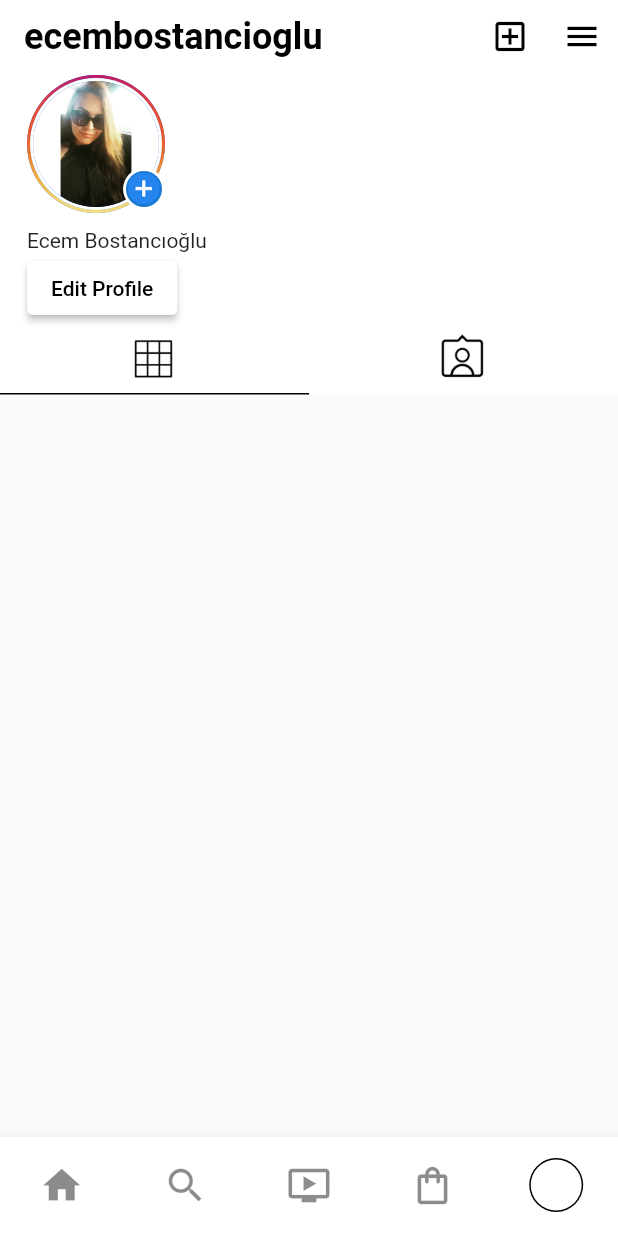
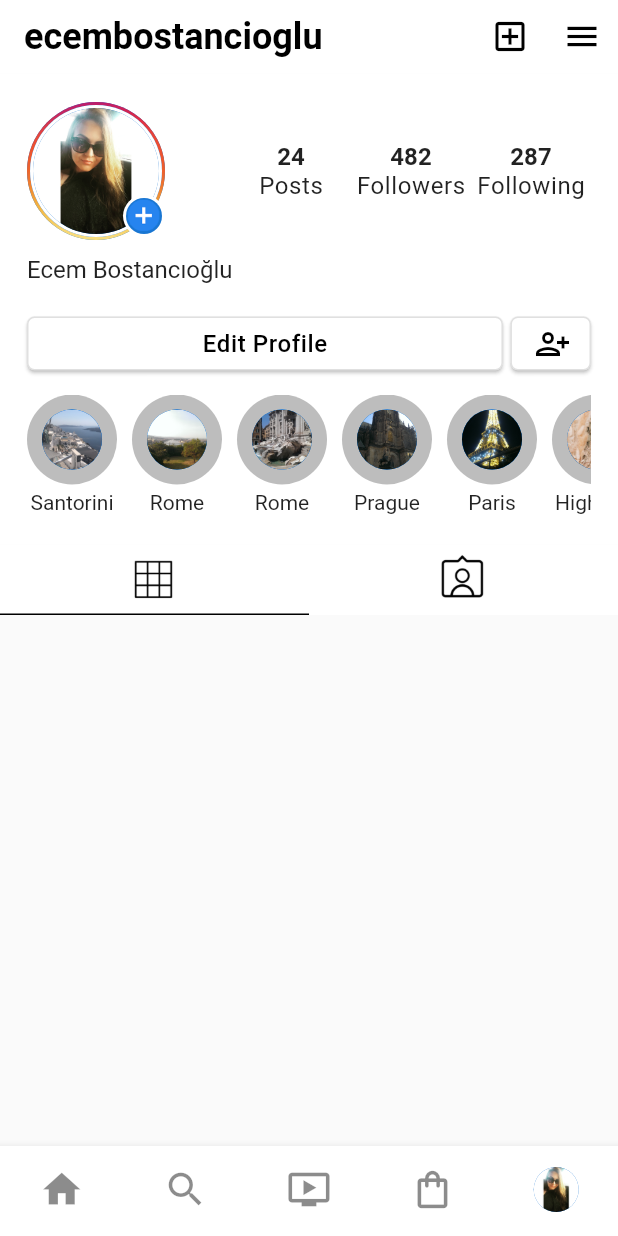
Before and after one commit to ecembostancioglu/instagram_ui, a Flutter app: the screen it shows after launch, item 5 of the bottom bar chosen, on a phone screen of 412 x 824 dp. Run offline on Flutter 3.47's test engine with Material 2 defaults, Android fonts, the phone set to English and light mode, and no system bars.

Commit message:
Completed Story Highlights in Profile Page

```diff
--- a/lib/constants/text_constants.dart
+++ b/lib/constants/text_constants.dart
@@ -33,6 +33,16 @@ class TextConstants{
   static const timeText6='1 week ago';
   static const profile_title='ecembostancioglu';
   static const post_no='24';
-  static const posts='Posts';
   static const editProfile='Edit Profile';
+  static const followers='Followers';
+  static const following='Following';
+  static const followers_num='482';
+  static const following_num='287';
+  static const post='Posts';
+  static const highlight='Highlight';
+  static const paris='Paris';
+  static const santorini='Santorini';
+  static const rome='Rome';
+  static const budapest='Budapest';
+  static const prague='Prague';
 }
--- /dev/null
+++ b/lib/model/story_highlights.dart
@@ -0,0 +1,24 @@
+import 'package:instagram_ui/constants/text_constants.dart';
+
+class StoryHighlights{
+  final String thumbnail;
+  final String title;
+
+  StoryHighlights({
+    required this.thumbnail,
+    required this.title
+});
+
+
+}  List<StoryHighlights> highlightsItem=[
+  StoryHighlights(thumbnail: 'assets/santorini.png', title: TextConstants.santorini),
+  StoryHighlights(thumbnail: 'assets/budapest.png', title: TextConstants.rome),
+  StoryHighlights(thumbnail: 'assets/rome_1.png', title: TextConstants.rome),
+  StoryHighlights(thumbnail: 'assets/prague.png', title: TextConstants.prague),
+  StoryHighlights(thumbnail: 'assets/paris.png', title: TextConstants.paris),
+  StoryHighlights(thumbnail: 'assets/h_6.png', title: TextConstants.highlight),
+  StoryHighlights(thumbnail: 'assets/h_7.png', title: TextConstants.highlight),
+  StoryHighlights(thumbnail: 'assets/h_8.png', title: TextConstants.highlight),
+  StoryHighlights(thumbnail: 'assets/h_9.png', title: TextConstants.highlight),
+  StoryHighlights(thumbnail: 'assets/h_10.png', title: TextConstants.highlight),
+];
--- a/lib/screens/home_page.dart
+++ b/lib/screens/home_page.dart
@@ -13,6 +13,7 @@ class HomePage extends StatefulWidget {
 class _HomePageState extends State<HomePage> {
 
   int _selectedIndex=0;
+
 
   static const TextStyle _style=
       TextStyle(fontSize: 30,fontWeight: FontWeight.bold);
@@ -38,7 +39,7 @@ class _HomePageState extends State<HomePage> {
        backgroundColor: ColorConstants.white,
        body: _widget.elementAt(_selectedIndex),
        bottomNavigationBar: BottomNavigationBar(
-        items: <BottomNavigationBarItem>[
+        items: const <BottomNavigationBarItem>[
           BottomNavigationBarItem(
             icon: Icon(Icons.home),
             label: TextConstants.home,
@@ -57,13 +58,9 @@ class _HomePageState extends State<HomePage> {
           ),
           BottomNavigationBarItem(
             icon: CircleAvatar(
-                radius: 15,
-            backgroundColor: ColorConstants.white,
-            backgroundImage:AssetImage('assets/profile.png')),
-              activeIcon:CircleAvatar(radius: 18,
-                  backgroundColor: ColorConstants.black,
-                  child: CircleAvatar(radius: 17,
-                      backgroundColor:ColorConstants.white)),
+              radius: 15,
+              backgroundImage:AssetImage('assets/myprofile.png')),
+            backgroundColor: Colors.black,
             label: TextConstants.profile,
           ),
         ],
--- a/lib/screens/my_profile.dart
+++ b/lib/screens/my_profile.dart
@@ -1,7 +1,7 @@
-
 import 'package:flutter/material.dart';
 import 'package:instagram_ui/constants/color_constants.dart';
 import 'package:instagram_ui/constants/text_constants.dart';
+import 'package:instagram_ui/model/story_highlights.dart';
 
 class MyProfilePage extends StatelessWidget {
   const MyProfilePage({Key? key}) : super(key: key);
@@ -76,17 +76,22 @@ class MyProfilePage extends StatelessWidget {
   }
 
   myProfileWidget(BuildContext context) {
+
     return Container(
       width: double.infinity,
       color: ColorConstants.white,
+      child: Padding(
+        padding: const EdgeInsets.only(left: 18,right: 18,bottom: 10,top: 18),
         child: Column(
           crossAxisAlignment: CrossAxisAlignment.start,
           children: [
-          Padding(
-            padding: EdgeInsets.only(left: 18,bottom: 10),
-            child: Stack(
+            Row(
+              mainAxisAlignment: MainAxisAlignment.spaceBetween,
+              crossAxisAlignment: CrossAxisAlignment.center,
+              children: [
+                Stack(
                     children:<Widget>[
-                   CircleAvatar(
+                       const CircleAvatar(
                         radius: 46,
                         backgroundImage:AssetImage('assets/story_bg.png'),
                         child: CircleAvatar(
@@ -104,7 +109,7 @@ class MyProfilePage extends StatelessWidget {
                           child: CircleAvatar(
                             radius: 14,
                             backgroundColor: ColorConstants.white,
-                        child: CircleAvatar(
+                            child: const CircleAvatar(
                               radius: 12,
                               backgroundImage: AssetImage('assets/addstory.png'),
                             ),
@@ -112,30 +117,140 @@ class MyProfilePage extends StatelessWidget {
                       ),
                     ]
                 ),
+                Row(     //Profile post,followers,following
+                  children: [
+                    Column(
+                      children: const [
+                        Text(TextConstants.post_no,
+                            style: TextStyle(
+                                fontSize: 16,
+                                fontWeight: FontWeight.w600)),
+                        Text(TextConstants.post,
+                          style: TextStyle(fontSize: 16,
+                            letterSpacing: 0.4),),
+                        SizedBox(width: 80),
+                      ],
                     ),
-          Row(
-            children: [
-              Padding(
-                padding: EdgeInsets.only(left: 18),
-                child: Column(
-                    crossAxisAlignment: CrossAxisAlignment.start,
-                    children:[
-                      Text(TextConstants.ecembostancioglu1),
-                      ElevatedButton(
-                        style: ButtonStyle(
-                            backgroundColor:MaterialStateProperty.all(
-                                ColorConstants.white)),
-                          onPressed: (){},
-                          child: Text(
-                            TextConstants.editProfile,
-                            style: TextStyle(color: ColorConstants.black),))
-                    ]
+                    Column(
+                      children: const [
+                        Text(TextConstants.followers_num,
+                            style: TextStyle(
+                                fontSize: 16,
+                                fontWeight: FontWeight.w600)),
+                        Text(TextConstants.followers,
+                          style: TextStyle(fontSize: 16,
+                            letterSpacing: 0.4),),
+                        SizedBox(width: 80),
+                      ],
                     ),
-              )
+                    Column(
+                      children: const [
+                        Text(TextConstants.following_num,
+                            style: TextStyle(
+                                fontSize: 16,
+                                fontWeight: FontWeight.w600)),
+                        Text(TextConstants.following,
+                          style: TextStyle(fontSize: 16,
+                            letterSpacing: 0.4),),
+                        SizedBox(width: 80),
+                      ],
+                    ),
+
                   ],
                 ),
               ],
             ),
+            const Padding(
+              padding: EdgeInsets.only(top:10),
+              child: Text(TextConstants.ecembostancioglu1,
+              style: TextStyle(fontSize: 16),),
+            ),
+            Row(
+              mainAxisAlignment: MainAxisAlignment.spaceBetween,
+              children: [
+                Expanded(
+                  flex: 6,
+                  child: Padding(
+                    padding: const EdgeInsets.only(top: 16,right: 5),
+                    child:OutlinedButton(
+                      style:ButtonStyle(
+                        shape:MaterialStateProperty.resolveWith((_){
+                          return RoundedRectangleBorder(
+                              borderRadius: BorderRadius.circular(5));
+                        } ) ,
+                          elevation:MaterialStateProperty.all(1),
+                        backgroundColor:MaterialStateProperty.all(
+                            ColorConstants.white)),
+                       onPressed: (){},
+                      child: Text(TextConstants.editProfile,
+                        style: TextStyle(
+                        fontSize: 16,
+                            color: ColorConstants.black,
+                        letterSpacing:0.4,
+                      ),),
+                    ) ,),
+                ), //Edit Profile Button
+                Expanded(
+                  flex: 1,
+                  child: Padding(
+                    padding: const EdgeInsets.only(top: 16),
+                    child:OutlinedButton(
+                      style:ButtonStyle(
+                          shape:MaterialStateProperty.resolveWith((_){
+                            return RoundedRectangleBorder(
+                                borderRadius: BorderRadius.circular(5));
+                          } ) ,
+                          elevation:MaterialStateProperty.all(1),
+                          backgroundColor:MaterialStateProperty.all(
+                              ColorConstants.white)),
+                      onPressed: (){},
+                      child: Icon(Icons.person_add_alt,color: ColorConstants.black)
+                    ) ,),
+                ), //Add Person Button
+              ],
+            ),
+            Padding(   //Story Highlights
+              padding: const EdgeInsets.only(top: 10),
+              child: Container(
+                height: 90,
+                child:ListView.builder(
+                    itemCount: highlightsItem.length,
+                    shrinkWrap: true,
+                    scrollDirection:Axis.horizontal,
+                    itemBuilder: (context,index){
+                  return Row(
+                    children: [
+                      Column(
+                        children: [
+                          CircleAvatar(
+                            radius: 30,
+                            backgroundColor: ColorConstants.grey_400,
+                            child:  Padding(
+                              padding: EdgeInsets.all(2),
+                              child: CircleAvatar(
+                                child: CircleAvatar(
+                                  radius: 29,
+                                  backgroundImage: AssetImage(
+                                      highlightsItem[index].thumbnail),
+                                ),
+                              ),
+                            ),
+                          ),
+                           Padding(
+                            padding: EdgeInsets.only(top: 4),
+                            child: Text(highlightsItem[index].title),
+                          )
+                        ],
+                      ),
+                      const SizedBox(width: 10)
+                    ],
+                  );
+                })
+              )
+            )
+          ],
+        ),
+      ),
     );
   }
 }
--- a/lib/widgets/posts.dart
+++ b/lib/widgets/posts.dart
@@ -14,14 +14,14 @@ class Posts extends StatelessWidget {
   required this.timeText}) : super(key: key);
 
 
-  String personProfilePhoto;
-  String personName;
-  String location;
-  String personPost;
-  String numberofLikes;
-  String personalComment;
-  String personalCommentIcon;
-  String timeText;
+  final String personProfilePhoto;
+  final String personName;
+  final String location;
+  final String personPost;
+  final String numberofLikes;
+  final String personalComment;
+  final String personalCommentIcon;
+  final String timeText;
 
   @override
   Widget build(BuildContext context) {
--- a/lib/widgets/story/my_story_card.dart
+++ b/lib/widgets/story/my_story_card.dart
@@ -10,9 +10,9 @@ class MyStoryCard extends StatelessWidget {
       : super(key: key);
 
 
-  String name;
-  String assetimage;
-  String addstory;
+  final String name;
+  final String assetimage;
+  final String addstory;
 
 
   @override
```
Also changed, not shown: assets/black_bg.png (added), assets/budapest.png (added), assets/h_10.png (added), assets/h_6.png (added), assets/h_7.png (added), assets/h_8.png (added), assets/h_9.png (added), assets/paris.png (added), assets/prague.png (added), assets/rome.png (added), assets/rome_1.png (added), assets/santorini.png (added), assets/story_ring.png (deleted). Lines whose indentation alone changed are shown as unchanged.
